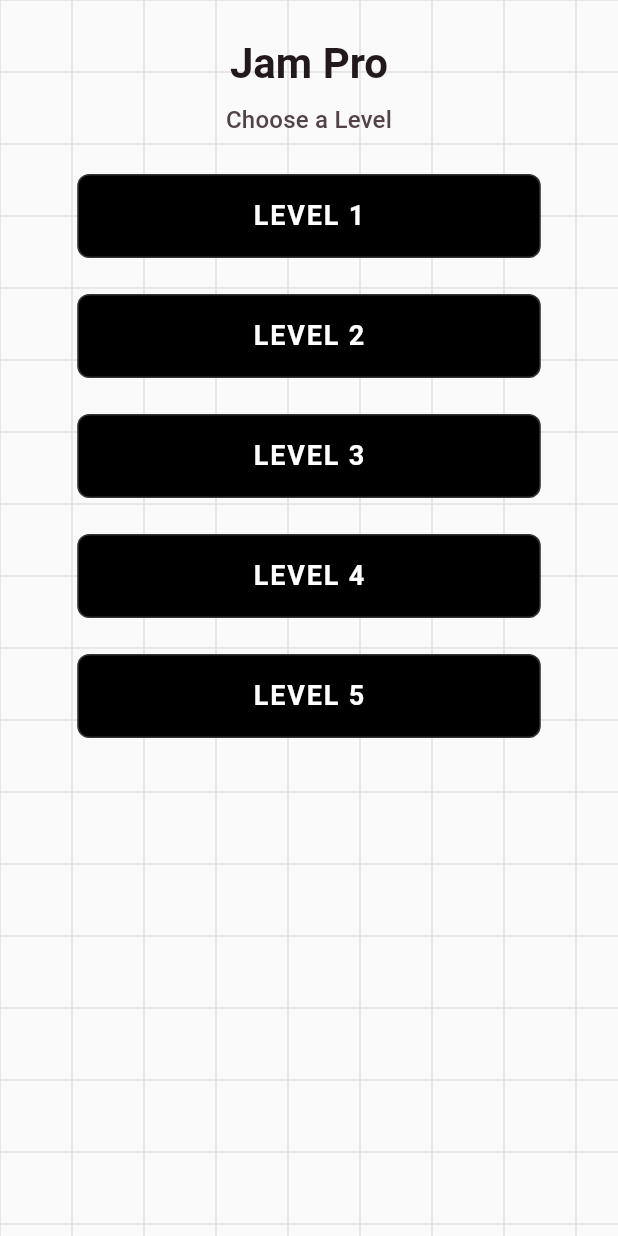
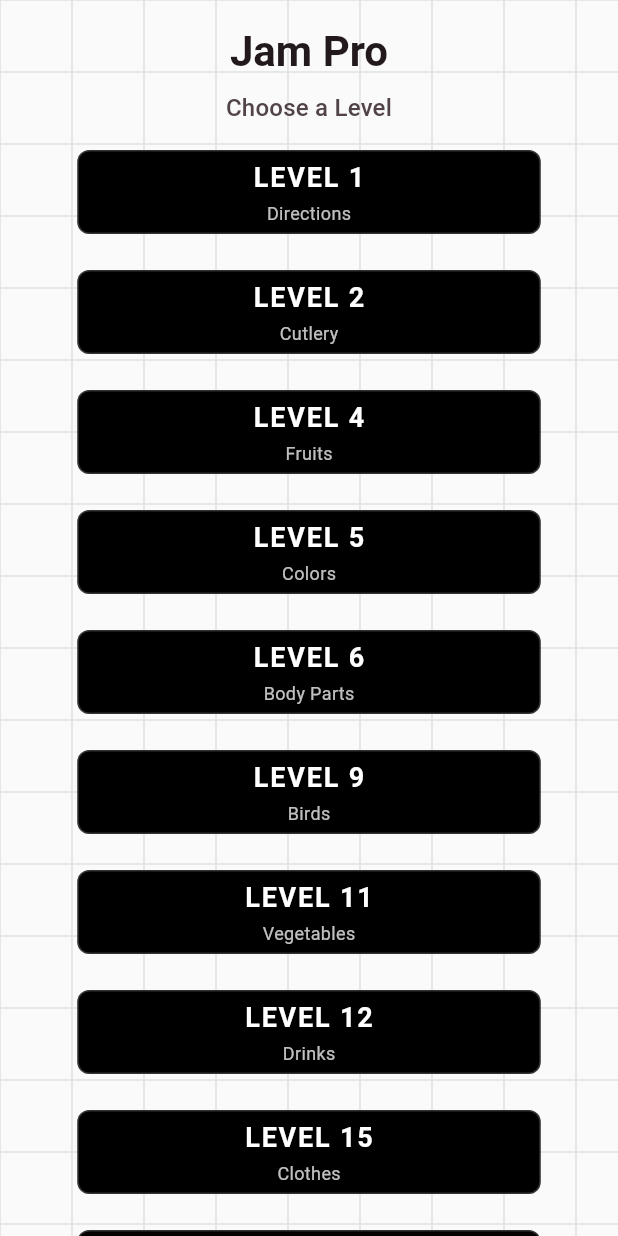
Before and after one commit to PulkitMalik023/Bonza-hackathon-, a Flutter app: the screen it shows after launch, on a phone screen of 412 x 824 dp. Run offline on Flutter 3.47's test engine with Material 3 defaults, Android fonts, the phone set to English and light mode, and no system bars.

Commit message:
ui changes

```diff
--- a/lib/features/landing/presentation/screens/landing_screen.dart
+++ b/lib/features/landing/presentation/screens/landing_screen.dart
@@ -1,7 +1,7 @@
 import 'package:flutter/material.dart';
 
-import '../../../puzzle/data/models/puzzle_definition.dart';
-import '../../../puzzle/data/sources/puzzle_content_loader.dart';
+import '../../../puzzle/data/models/puzzle_content.dart';
+import '../../../puzzle/data/repositories/puzzle_repository.dart';
 import '../../../puzzle/presentation/puzzle_screen.dart';
 import '../../../../core/constants/board_constants.dart';
 import '../../../shared/widgets/grid_background.dart';
@@ -15,7 +15,7 @@ class LandingScreen extends StatefulWidget {
 }
 
 class _LandingScreenState extends State<LandingScreen> {
-  List<PuzzleDefinition>? _puzzles;
+  List<PuzzleContent>? _puzzles;
   String? _errorMessage;
   bool _isLoading = true;
 
@@ -33,7 +33,7 @@ class _LandingScreenState extends State<LandingScreen> {
     });
 
     try {
-      final puzzles = await PuzzleContentLoader().loadPuzzles();
+      final puzzles = await PuzzleRepository().loadPuzzles();
       debugPrint('[LandingScreen] Loaded ${puzzles.length} puzzles');
 
       if (!mounted) {
@@ -59,14 +59,14 @@ class _LandingScreenState extends State<LandingScreen> {
     }
   }
 
-  void _openPuzzle(int index) {
+  void _openPuzzle(int puzzleId) {
     debugPrint(
-      '[LandingScreen] Tapped level ${index + 1} (puzzleIndex: $index)',
+      '[LandingScreen] Tapped level $puzzleId (puzzleId: $puzzleId)',
     );
 
     Navigator.of(context).push(
       MaterialPageRoute<void>(
-        builder: (_) => PuzzleScreen(puzzleIndex: index),
+        builder: (_) => PuzzleScreen(puzzleId: puzzleId),
       ),
     );
   }
@@ -114,10 +114,17 @@ class _LandingScreenState extends State<LandingScreen> {
       );
     }
 
-    return SingleChildScrollView(
-      padding: const EdgeInsets.all(BoardConstants.kBoardOuterPadding),
+    return Column(
+      crossAxisAlignment: CrossAxisAlignment.stretch,
+      children: [
+        Padding(
+          padding: const EdgeInsets.fromLTRB(
+            BoardConstants.kBoardOuterPadding,
+            16,
+            BoardConstants.kBoardOuterPadding,
+            8,
+          ),
           child: Column(
-        crossAxisAlignment: CrossAxisAlignment.center,
             children: [
               Text(
                 'Jam Pro',
@@ -135,17 +142,37 @@ class _LandingScreenState extends State<LandingScreen> {
                     ),
                 textAlign: TextAlign.center,
               ),
-          const SizedBox(height: BoardConstants.kBoardOuterPadding),
-          for (var index = 0; index < puzzles.length; index++) ...[
-            LevelButton(
-              label: 'LEVEL ${index + 1}',
-              onTap: () => _openPuzzle(index),
-            ),
-            if (index < puzzles.length - 1)
-              const SizedBox(height: BoardConstants.kLevelButtonSpacing),
-          ],
             ],
           ),
+        ),
+        Expanded(
+          child: ListView.builder(
+            padding: const EdgeInsets.fromLTRB(
+              BoardConstants.kBoardOuterPadding,
+              8,
+              BoardConstants.kBoardOuterPadding,
+              BoardConstants.kBoardOuterPadding,
+            ),
+            itemCount: puzzles.length,
+            itemBuilder: (context, index) {
+              final puzzle = puzzles[index];
+
+              return Padding(
+                padding: const EdgeInsets.only(
+                  bottom: BoardConstants.kLevelButtonSpacing,
+                ),
+                child: Center(
+                  child: LevelButton(
+                    label: 'LEVEL ${puzzle.id}',
+                    subtitle: puzzle.category,
+                    onTap: () => _openPuzzle(puzzle.id),
+                  ),
+                ),
+              );
+            },
+          ),
+        ),
+      ],
     );
   }
 }
--- a/lib/features/landing/presentation/widgets/level_button.dart
+++ b/lib/features/landing/presentation/widgets/level_button.dart
@@ -8,9 +8,11 @@ class LevelButton extends StatelessWidget {
     super.key,
     required this.label,
     required this.onTap,
+    this.subtitle,
   });
 
   final String label;
+  final String? subtitle;
   final VoidCallback onTap;
 
   @override
@@ -35,7 +37,10 @@ class LevelButton extends StatelessWidget {
               width: 1,
             ),
           ),
-          child: Text(
+          child: Column(
+            mainAxisAlignment: MainAxisAlignment.center,
+            children: [
+              Text(
                 label,
                 style: const TextStyle(
                   color: AppTheme.nodeTextColor,
@@ -44,6 +49,18 @@ class LevelButton extends StatelessWidget {
                   letterSpacing: 1.2,
                 ),
               ),
+              if (subtitle != null) ...[
+                const SizedBox(height: 2),
+                Text(
+                  subtitle!,
+                  style: TextStyle(
+                    color: AppTheme.nodeTextColor.withValues(alpha: 0.75),
+                    fontSize: 12,
+                  ),
+                ),
+              ],
+            ],
+          ),
         ),
       ),
     );
--- /dev/null
+++ b/lib/features/puzzle/data/models/puzzle_content.dart
@@ -0,0 +1,35 @@
+class PuzzleContent {
+  const PuzzleContent({
+    required this.id,
+    required this.category,
+    required this.words,
+    this.enabled = true,
+  });
+
+  final int id;
+  final String category;
+  final List<String> words;
+  final bool enabled;
+
+  factory PuzzleContent.fromJson(Map<String, dynamic> json) {
+    final wordsJson = json['words'];
+    if (wordsJson is! List) {
+      throw FormatException('Expected "words" to be a list for puzzle ${json['id']}');
+    }
+
+    final rawId = json['id'];
+    final id = switch (rawId) {
+      int value => value,
+      String value => int.tryParse(value) ??
+          (throw FormatException('Invalid puzzle id: $value')),
+      _ => throw FormatException('Invalid puzzle id type for puzzle $rawId'),
+    };
+
+    return PuzzleContent(
+      id: id,
+      category: json['category'] as String,
+      words: wordsJson.map((word) => word as String).toList(),
+      enabled: json['enabled'] as bool? ?? true,
+    );
+  }
+}
--- a/lib/features/puzzle/data/models/puzzle_definition.dart
+++ /dev/null
@@ -1,24 +0,0 @@
-class PuzzleDefinition {
-  const PuzzleDefinition({
-    required this.id,
-    required this.category,
-    required this.words,
-  });
-
-  final String id;
-  final String category;
-  final List<String> words;
-
-  factory PuzzleDefinition.fromJson(Map<String, dynamic> json) {
-    final wordsJson = json['words'];
-    if (wordsJson is! List) {
-      throw FormatException('Expected "words" to be a list for puzzle ${json['id']}');
-    }
-
-    return PuzzleDefinition(
-      id: json['id'] as String,
-      category: json['category'] as String,
-      words: wordsJson.map((word) => word as String).toList(),
-    );
-  }
-}
--- a/pubspec.yaml
+++ b/pubspec.yaml
@@ -58,7 +58,7 @@ flutter:
   uses-material-design: true
 
   assets:
-    - assets/content/puzzles.json
+    - assets/data/puzzles.json
 
   # An image asset can refer to one or more resolution-specific "variants", see
   # https://flutter.dev/to/resolution-aware-images
```
Also changed, not shown: assets/content/puzzles.json (deleted, +0 -29 lines), assets/data/puzzles.json (added, +52 -0 lines), lib/features/puzzle/data/generators/puzzle_layout_generator.dart (+12 -11 lines), lib/features/puzzle/data/repositories/puzzle_repository.dart (added, +43 -0 lines), lib/features/puzzle/data/sources/puzzle_content_loader.dart (deleted, +0 -27 lines), lib/features/puzzle/presentation/puzzle_screen.dart (+27 -12 lines), 2 other files. Lines whose indentation alone changed are shown as unchanged.
